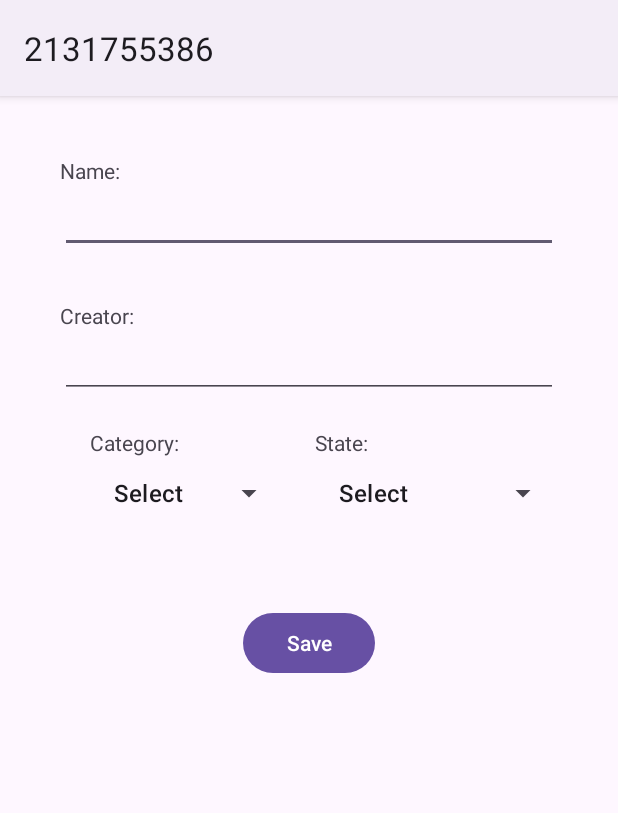
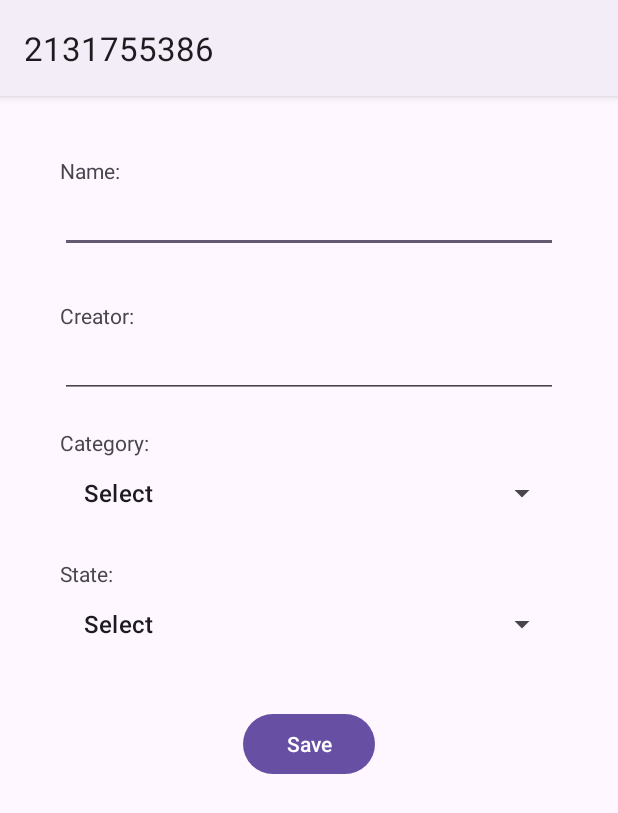
Before and after one commit to LadyProgram/MyStashDiary, an Android app: the ElementActivity screen opened directly, with no data from a screen before it, on a phone screen of 412 x 824 dp. Shown: the top 813 px of the screen. Run offline under Robolectric (Android 15) with nearby library versions, the phone set to English and light mode, and no system bars.

Commit message:
13 Cambio Element Activity

```diff
--- a/app/src/main/res/layout/activity_element.xml
+++ b/app/src/main/res/layout/activity_element.xml
@@ -37,48 +37,28 @@
             android:layout_height="wrap_content"/>
 
 
-        <LinearLayout
-            android:layout_width="match_parent"
-            android:layout_height="wrap_content"
-            android:orientation="horizontal"
-            android:padding="20dp"
-            android:paddingStart="20dp"
-            android:paddingTop="50dp"
-            android:paddingEnd="-5dp">
-
-            <LinearLayout
-                android:layout_width="wrap_content"
-                android:layout_height="wrap_content"
-                android:orientation="vertical">
 
                 <TextView
-                    android:layout_width="wrap_content"
+                    android:layout_width="match_parent"
                     android:layout_height="wrap_content"
+                    android:paddingTop="20dp"
                     android:text="@string/element_category" />
 
                 <Spinner
                     android:id="@+id/categorySpinner"
-                    android:layout_width="130dp"
+                    android:layout_width="match_parent"
                     android:layout_height="wrap_content" />
-            </LinearLayout>
-
-            <LinearLayout
-                android:layout_width="wrap_content"
-                android:layout_height="wrap_content"
-                android:orientation="vertical"
-                android:paddingLeft="20dp">
 
                 <TextView
-                    android:layout_width="wrap_content"
+                    android:layout_width="match_parent"
                     android:layout_height="wrap_content"
+                    android:paddingTop="20dp"
                     android:text="@string/element_state" />
 
                 <Spinner
                     android:id="@+id/stateSpinner"
-                    android:layout_width="wrap_content"
+                    android:layout_width="match_parent"
                     android:layout_height="wrap_content" />
-            </LinearLayout>
-        </LinearLayout>
 
 
         <Button
```
